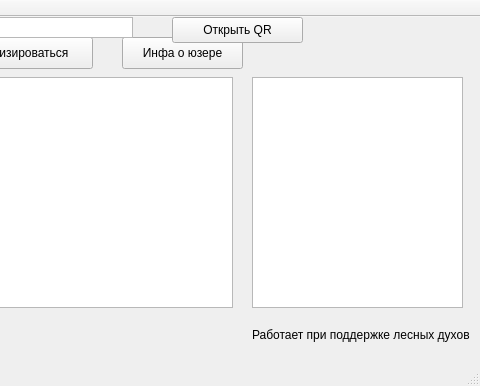
Above: mainwindow.ui from QTJournal/QTJournal before the change; both pictures show x 268 to 748 and y 0 to 386 of the 748 by 386 pixel window. Below: the same form after it.
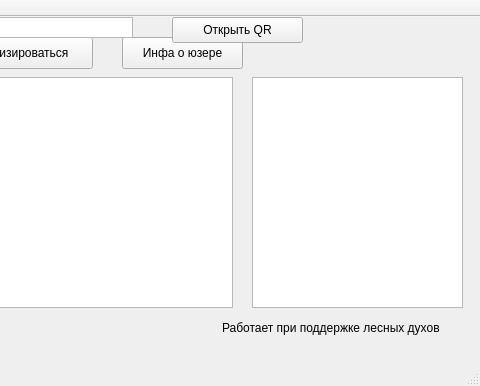
That is the form after the change.

Commit message: Лесные духиииии

```diff
--- a/mainwindow.ui
+++ b/mainwindow.ui
@@ -95,10 +95,10 @@
    <widget class="QLabel" name="label_2">
     <property name="geometry">
      <rect>
-      <x>520</x>
-      <y>310</y>
-      <width>221</width>
-      <height>16</height>
+      <x>490</x>
+      <y>300</y>
+      <width>281</width>
+      <height>21</height>
      </rect>
     </property>
     <property name="text">
```
Left out of the diff: 2 changed lines with no effect on the pictures.
